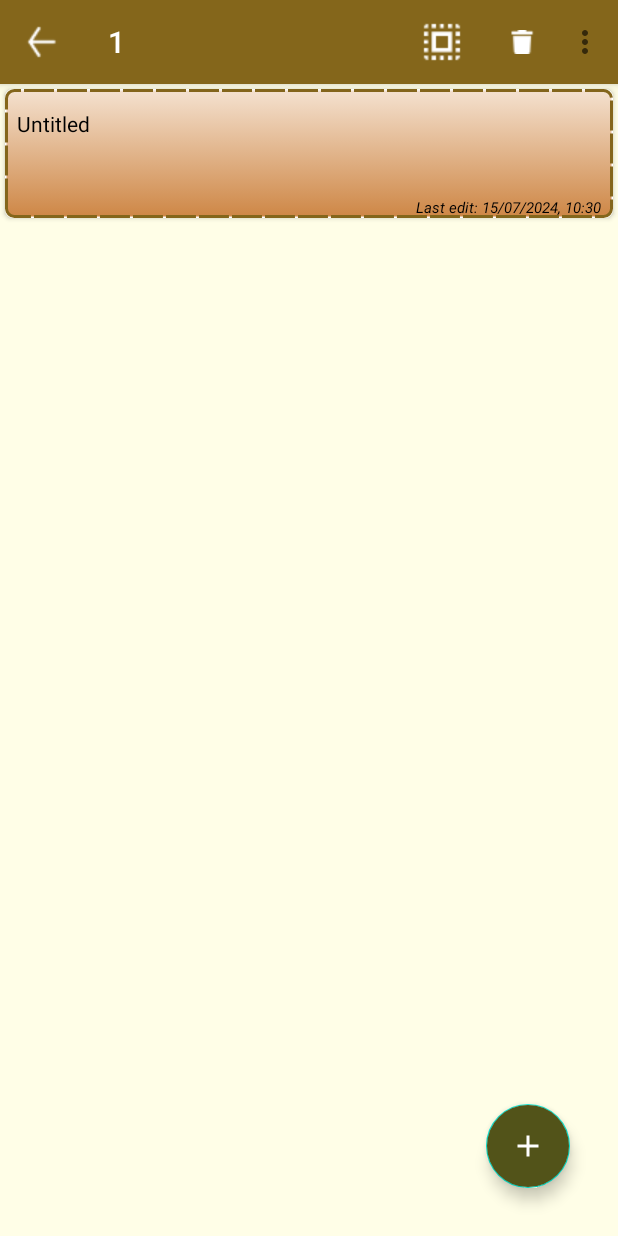
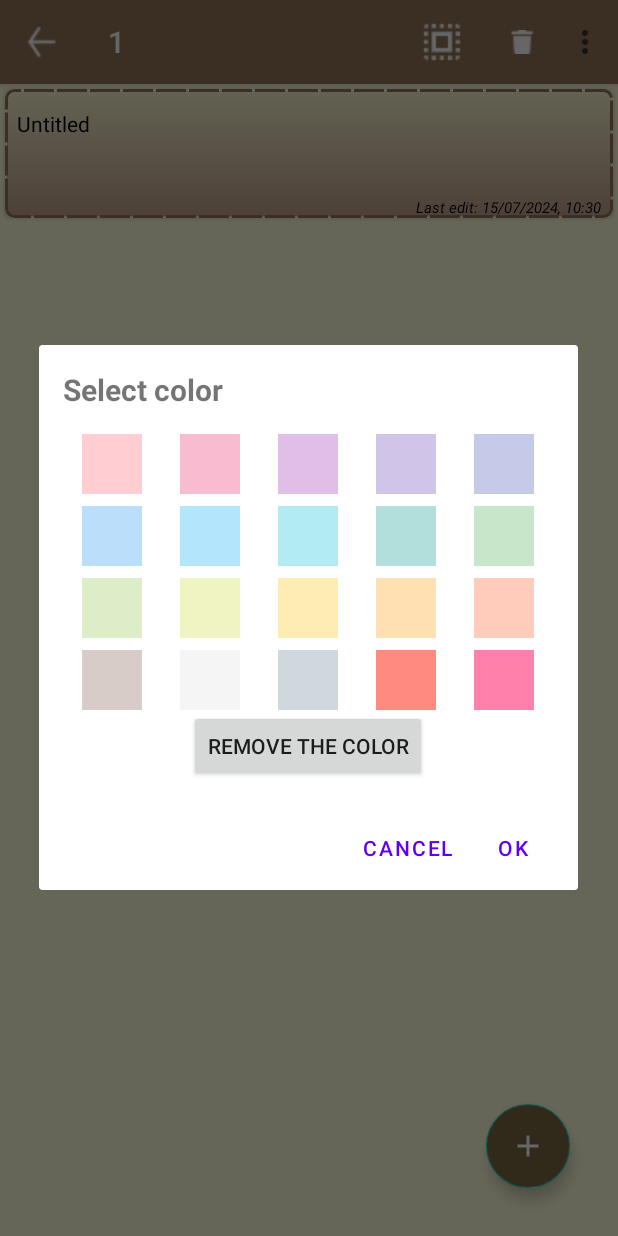
Before and after one commit to Shirone02/NoteAppNew, an Android app: the screen it shows after launch (MainActivity), in the options menu, after a tap on "Colorize", on a phone screen of 412 x 824 dp. Run offline under Robolectric (Android 15) with nearby library versions, the phone set to English and light mode, and no system bars; our stand-ins replace Room's generated code.

Commit message:
update change color dialog

```diff
--- /dev/null
+++ b/app/src/main/java/com/example/noteapp/adapter/ListColorAdapter.kt
@@ -0,0 +1,45 @@
+package com.example.noteapp.adapter
+
+import android.graphics.Color
+import android.media.Image
+import android.view.LayoutInflater
+import android.view.View
+import android.view.ViewGroup
+import android.widget.ImageView
+import androidx.recyclerview.widget.RecyclerView
+import com.example.noteapp.R
+import com.example.noteapp.listeners.OnColorClickListener
+
+class ListColorAdapter(private val listColor: List<String>, private val onColorClickListener: OnColorClickListener) : RecyclerView.Adapter<ListColorAdapter.viewholder>() {
+
+    private var selectedPosition = -1
+
+    inner class viewholder(itemView: View) : RecyclerView.ViewHolder(itemView) {
+        val imgColor: View = itemView.findViewById(R.id.imgColor)
+        val checkmark: ImageView = itemView.findViewById(R.id.checkmark_view)
+    }
+
+    override fun onCreateViewHolder(parent: ViewGroup, viewType: Int): viewholder {
+        val itemView = LayoutInflater.from(parent.context).inflate(R.layout.item_color, parent, false)
+        return viewholder(itemView)
+    }
+
+    override fun getItemCount(): Int {
+        return listColor.size
+    }
+
+    override fun onBindViewHolder(holder: viewholder, position: Int) {
+        holder.imgColor.setBackgroundColor(Color.parseColor(listColor[position]))
+        holder.checkmark.visibility = if(position == selectedPosition) View.VISIBLE else View.GONE
+
+        holder.itemView.setOnClickListener {
+            getSelectedPosition(position)
+            notifyDataSetChanged()
+            onColorClickListener.onColorClick(listColor[position])
+        }
+    }
+
+    private fun getSelectedPosition(position: Int){
+        selectedPosition = position
+    }
+}
--- a/app/src/main/java/com/example/noteapp/fragments/NotesFragment.kt
+++ b/app/src/main/java/com/example/noteapp/fragments/NotesFragment.kt
@@ -1,6 +1,7 @@
 package com.example.noteapp.fragments
 
 import android.Manifest
+import android.annotation.SuppressLint
 import android.app.Activity
 import android.content.Intent
 import android.content.pm.PackageManager
@@ -15,6 +16,8 @@ import android.view.MenuInflater
 import android.view.MenuItem
 import android.view.View
 import android.view.ViewGroup
+import android.widget.Button
+import android.widget.ImageView
 import android.widget.Toast
 import androidx.appcompat.app.AlertDialog
 import androidx.appcompat.widget.SearchView
@@ -27,14 +30,17 @@ import androidx.core.view.MenuProvider
 import androidx.drawerlayout.widget.DrawerLayout
 import androidx.fragment.app.Fragment
 import androidx.lifecycle.Lifecycle
+import androidx.recyclerview.widget.GridLayoutManager
 import androidx.recyclerview.widget.LinearLayoutManager
-import androidx.room.util.findColumnIndexBySuffix
+import androidx.recyclerview.widget.RecyclerView
 import com.example.noteapp.R
 import com.example.noteapp.activities.EditNoteActivity
 import com.example.noteapp.activities.MainActivity
 import com.example.noteapp.adapter.ListCategoryAdapter
+import com.example.noteapp.adapter.ListColorAdapter
 import com.example.noteapp.adapter.ListNoteAdapter
 import com.example.noteapp.databinding.FragmentNotesBinding
+import com.example.noteapp.listeners.OnColorClickListener
 import com.example.noteapp.listeners.OnItemClickListener
 import com.example.noteapp.models.Category
 import com.example.noteapp.models.Note
@@ -50,7 +56,8 @@ import java.util.Calendar
 import java.util.Locale
 
 
-class NotesFragment : Fragment(R.layout.fragment_notes), MenuProvider, OnQueryTextListener {
+class NotesFragment : Fragment(R.layout.fragment_notes), MenuProvider, OnQueryTextListener,
+    OnColorClickListener {
 
     private val binding: FragmentNotesBinding by lazy {
         FragmentNotesBinding.inflate(layoutInflater)
@@ -62,12 +69,20 @@ class NotesFragment : Fragment(R.layout.fragment_notes), MenuProvider, OnQueryTe
 
     private lateinit var noteAdapter: ListNoteAdapter
     private lateinit var categoryAdapter: ListCategoryAdapter
+    private lateinit var colorAdapter: ListColorAdapter
 
     private lateinit var currentList: List<Note>
 
     private lateinit var noteView: View
     private var isAlternateMenuVisible: Boolean = false
     private lateinit var categories: List<Category>
+    private var selectedColor: String? = null
+    private val colors = listOf(
+        "#FFCDD2", "#F8BBD0", "#E1BEE7", "#D1C4E9", "#C5CAE9",
+        "#BBDEFB", "#B3E5FC", "#B2EBF2", "#B2DFDB", "#C8E6C9",
+        "#DCEDC8", "#F0F4C3", "#FFECB3", "#FFE0B2", "#FFCCBC",
+        "#D7CCC8", "#F5F5F5", "#CFD8DC", "#FF8A80", "#FF80AB"
+    )
 
     companion object {
         private const val READ_FILE_REQUEST_CODE = 101
@@ -106,7 +121,7 @@ class NotesFragment : Fragment(R.layout.fragment_notes), MenuProvider, OnQueryTe
     }
 
     private fun addNote() {
-        val note = Note(0, "", "", getCurrentTime(), getCurrentTime(), false)
+        val note = Note(0, "", "", getCurrentTime(), getCurrentTime(), null, false)
         noteViewModel.addNote(note)
 
         val intent = Intent(requireContext(), EditNoteActivity::class.java)
@@ -115,6 +130,7 @@ class NotesFragment : Fragment(R.layout.fragment_notes), MenuProvider, OnQueryTe
         intent.putExtra("content", note.content)
         intent.putExtra("created", note.created)
         intent.putExtra("time", note.time)
+        intent.putExtra("color", note.color)
         startActivity(intent)
 
         Toast.makeText(requireContext(), "Add successful !!!", Toast.LENGTH_SHORT).show()
@@ -131,6 +147,7 @@ class NotesFragment : Fragment(R.layout.fragment_notes), MenuProvider, OnQueryTe
                     intent.putExtra("content", note.content)
                     intent.putExtra("created", note.created)
                     intent.putExtra("time", note.time)
+                    intent.putExtra("color", note.color)
                     startActivity(intent)
                 }
 
@@ -377,7 +394,7 @@ class NotesFragment : Fragment(R.layout.fragment_notes), MenuProvider, OnQueryTe
             }
             .setSingleChoiceItems(sortOption, selectedOption) { dialog, which ->
                 selectedOption = which
-                if(selectedOption == 4 || selectedOption == 5){
+                if (selectedOption == 4 || selectedOption == 5) {
                     noteAdapter.isCreated = true
                 } else {
                     noteAdapter.isCreated = true
@@ -465,14 +482,18 @@ class NotesFragment : Fragment(R.layout.fragment_notes), MenuProvider, OnQueryTe
     //Export note ra file txt
     private fun exportNoteToTextFile(uri: Uri) {
         var selectedNotes = noteAdapter.getSelectedItems()
-        if(selectedNotes.isEmpty()){
+        if (selectedNotes.isEmpty()) {
             selectedNotes = noteAdapter.differ.currentList.toSet()
         }
         selectedNotes.forEach { note ->
             val fileName = "${note.title}.txt"
             createFile(uri, fileName, note.content)
         }
-        Toast.makeText(requireContext(), "${selectedNotes.size} note(s) exported", Toast.LENGTH_SHORT)
+        Toast.makeText(
+            requireContext(),
+            "${selectedNotes.size} note(s) exported",
+            Toast.LENGTH_SHORT
+        )
             .show()
     }
 
@@ -499,7 +520,6 @@ class NotesFragment : Fragment(R.layout.fragment_notes), MenuProvider, OnQueryTe
     }
 
 
-
     override fun onActivityResult(requestCode: Int, resultCode: Int, data: Intent?) {
         super.onActivityResult(requestCode, resultCode, data)
 
@@ -514,13 +534,13 @@ class NotesFragment : Fragment(R.layout.fragment_notes), MenuProvider, OnQueryTe
         if (requestCode == READ_FILE_REQUEST_CODE && resultCode == Activity.RESULT_OK) {
             val selectedFile = mutableListOf<Uri>()
 
-            data?.clipData?.let{ clipData ->
+            data?.clipData?.let { clipData ->
                 //neu nguoi dung chon nhieu tep
-                for(i in 0 until clipData.itemCount){
+                for (i in 0 until clipData.itemCount) {
                     val uri = clipData.getItemAt(i).uri
                     selectedFile.add(uri)
                 }
-            }?:run {
+            } ?: run {
                 // neu nguoi dung chi chon 1 tep
                 data?.data?.let { uri ->
                     Log.d("TAG", "onActivityResult: $uri")
@@ -535,8 +555,8 @@ class NotesFragment : Fragment(R.layout.fragment_notes), MenuProvider, OnQueryTe
     }
 
     //ham xu ly tep
-    private fun handleSelectedFiles(uris: List<Uri>){
-        for(uri in uris){
+    private fun handleSelectedFiles(uris: List<Uri>) {
+        for (uri in uris) {
             val note = createNoteFromTextFile(uri)
             noteViewModel.addNote(note)
         }
@@ -548,20 +568,21 @@ class NotesFragment : Fragment(R.layout.fragment_notes), MenuProvider, OnQueryTe
         val title = getFileName(uri)
 
         //tao note moi
-        val note = Note(0, title!!, content, getCurrentTime(), getCurrentTime(), false)
+        val note = Note(0, title!!, content, getCurrentTime(), getCurrentTime(), null, false)
         return note
     }
 
     //lay ten tep
-    private fun getFileName(uri: Uri):String? {
+    private fun getFileName(uri: Uri): String? {
         val contentResolver = requireContext().contentResolver
         var fileTxtName: String? = null
 
-        val cursor = contentResolver.query(uri, null,null,null,null)
+        val cursor = contentResolver.query(uri, null, null, null, null)
         cursor?.use {
-            if(it.moveToFirst()){
+            if (it.moveToFirst()) {
                 val displayNameIndex = it.getColumnIndex(OpenableColumns.DISPLAY_NAME)
-                val fileName = if (displayNameIndex != -1) it.getString(displayNameIndex) else "Unknown"
+                val fileName =
+                    if (displayNameIndex != -1) it.getString(displayNameIndex) else "Unknown"
                 fileTxtName = fileName
             }
         }
@@ -598,6 +619,67 @@ class NotesFragment : Fragment(R.layout.fragment_notes), MenuProvider, OnQueryTe
             putExtra(Intent.EXTRA_ALLOW_MULTIPLE, true)
         }
         startActivityForResult(intent, READ_FILE_REQUEST_CODE)
+    }
+
+    //thay doi mau cua note
+    @SuppressLint("InflateParams")
+    private fun showColorPickerDialog() {
+        val dialogView = layoutInflater.inflate(R.layout.dialog_colorize, null)
+        val recyclerView = dialogView.findViewById<RecyclerView>(R.id.rcvColor)
+        val removeColor = dialogView.findViewById<Button>(R.id.removeColorBtn)
+        var isRemove = false
+
+        recyclerView.layoutManager = GridLayoutManager(context, 5)
+        colorAdapter = ListColorAdapter(colors, this)
+        recyclerView.adapter = colorAdapter
+
+        removeColor.setOnClickListener {
+            isRemove = true
+        }
+
+        val builder = AlertDialog.Builder(requireContext())
+            .setView(dialogView)
+            .setNegativeButton("CANCEL") { dialog, _ ->
+                dialog.dismiss()
+            }.setPositiveButton("OK") { dialog, which ->
+                if (isRemove) selectedColor = null
+                handleOkButtonClick()
+                dialog.dismiss()
+            }
+
+        builder.create().show()
+
+    }
+
+    @SuppressLint("NotifyDataSetChanged")
+    private fun handleOkButtonClick() {
+        val selectedNotes = noteAdapter.getSelectedItems()
+
+        selectedColor.let { color ->
+            if (selectedColor.isNullOrEmpty()) {
+                selectedNotes.forEach { note ->
+                    note.color = color
+                    Log.d("TAG", "handleOkButtonClick: ${note.color}")
+                    noteViewModel.updateNote(note)
+                }
+            } else {
+                selectedNotes.forEach { note ->
+                    note.color = color
+                    Log.d("TAG", "handleOkButtonClick: ${note.color}")
+                    noteViewModel.updateNote(note)
+                }
+            }
+        }
+
+        noteAdapter.notifyDataSetChanged()
+        isAlternateMenuVisible = !isAlternateMenuVisible
+        changeDrawerNavigationIcon()
+        requireActivity().invalidateOptionsMenu()
+        updateSelectedCount()
+    }
+
+    override fun onColorClick(color: String) {
+        selectedColor = color
     }
 
     override fun onCreateMenu(menu: Menu, menuInflater: MenuInflater) {
@@ -653,6 +735,11 @@ class NotesFragment : Fragment(R.layout.fragment_notes), MenuProvider, OnQueryTe
                 true
             }
 
+            R.id.Colorize -> {
+                showColorPickerDialog()
+                true
+            }
+
             else -> {
                 false
             }
--- a/app/src/main/java/com/example/noteapp/fragments/UncategorizedFragment.kt
+++ b/app/src/main/java/com/example/noteapp/fragments/UncategorizedFragment.kt
@@ -105,7 +105,7 @@ class UncategorizedFragment : Fragment(R.layout.fragment_uncategorized), MenuPro
 
     //thêm note
     private fun addNote() {
-        val note = Note(0, "", "", getCurrentTime(), getCurrentTime(), false)
+        val note = Note(0, "", "", getCurrentTime(), getCurrentTime(), null, false)
         noteViewModel.addNote(note)
 
         val intent = Intent(context, EditNoteActivity::class.java)
@@ -488,7 +488,7 @@ class UncategorizedFragment : Fragment(R.layout.fragment_uncategorized), MenuPro
         val title = getFileName(uri)
 
         //tao note moi
-        val note = Note(0, title!!, content, getCurrentTime(), getCurrentTime(), false)
+        val note = Note(0, title!!, content, getCurrentTime(), getCurrentTime(), null, false)
         return note
     }
 
--- /dev/null
+++ b/app/src/main/java/com/example/noteapp/listeners/OnColorClickListener.kt
@@ -0,0 +1,5 @@
+package com.example.noteapp.listeners
+
+interface OnColorClickListener {
+    fun onColorClick(color: String)
+}
--- a/app/src/main/java/com/example/noteapp/models/Note.kt
+++ b/app/src/main/java/com/example/noteapp/models/Note.kt
@@ -18,6 +18,8 @@ data class Note(
     val time: String,
     @ColumnInfo(name = "created")
     val created: String,
+    @ColumnInfo(name = "color")
+    var color: String? = null,
     @ColumnInfo(name = "isInTrash")
     var isInTrash: Boolean = false,
 )
--- a/app/src/main/res/drawable/bg_item.xml
+++ b/app/src/main/res/drawable/bg_item.xml
@@ -2,8 +2,8 @@
 <selector xmlns:android="http://schemas.android.com/apk/res/android">
     <item android:state_selected="true">
         <shape android:shape="rectangle">
-            <gradient android:startColor="#F4E1CF"
-                android:endColor="#CE8746"
+            <gradient android:startColor="#FAF6D1"
+                android:endColor="#C0A28C"
                 android:angle="270"/>
             <corners android:radius="5dp" />
             <stroke android:width="2dp" android:color="@color/brown" android:dashWidth="20dp" android:dashGap="2dp"/>
--- /dev/null
+++ b/app/src/main/res/layout/dialog_colorize.xml
@@ -0,0 +1,32 @@
+<?xml version="1.0" encoding="utf-8"?>
+<!-- res/layout/dialog_color_picker.xml -->
+<LinearLayout xmlns:android="http://schemas.android.com/apk/res/android"
+    android:layout_width="match_parent"
+    android:layout_height="wrap_content"
+    xmlns:tools="http://schemas.android.com/tools"
+    android:orientation="vertical"
+    xmlns:app="http://schemas.android.com/apk/res-auto"
+    android:padding="16dp">
+
+    <TextView
+        android:layout_width="wrap_content"
+        android:layout_height="wrap_content"
+        android:text="Select color"
+        android:textStyle="bold"
+        android:textSize="20sp"/>
+
+    <androidx.recyclerview.widget.RecyclerView
+        android:id="@+id/rcvColor"
+        android:layout_width="match_parent"
+        android:layout_height="wrap_content"
+        android:layout_marginTop="8dp"
+        tools:listitem="@layout/item_color"/>
+
+    <androidx.appcompat.widget.AppCompatButton
+        android:id="@+id/removeColorBtn"
+        android:layout_width="wrap_content"
+        android:layout_height="wrap_content"
+        android:text="REMOVE THE COLOR"
+        android:layout_gravity="center"/>
+
+</LinearLayout>
--- /dev/null
+++ b/app/src/main/res/layout/item_color.xml
@@ -0,0 +1,24 @@
+<?xml version="1.0" encoding="utf-8"?>
+<FrameLayout xmlns:android="http://schemas.android.com/apk/res/android"
+    xmlns:app="http://schemas.android.com/apk/res-auto"
+    xmlns:tools="http://schemas.android.com/tools"
+    android:layout_width="match_parent"
+    android:layout_height="wrap_content"
+    android:layout_marginTop="8dp">
+    <View
+        android:id="@+id/imgColor"
+        android:layout_width="40dp"
+        android:layout_height="40dp"
+        android:layout_gravity="center"
+        android:background="@color/yellow"
+        android:padding="12dp" />
+
+    <ImageView
+        android:id="@+id/checkmark_view"
+        android:layout_width="wrap_content"
+        android:layout_height="wrap_content"
+        android:layout_gravity="center"
+        android:src="@drawable/ic_checkmark"
+        android:visibility="gone"/>
+
+</FrameLayout>
--- a/app/src/main/res/layout/item_note.xml
+++ b/app/src/main/res/layout/item_note.xml
@@ -13,6 +13,7 @@
         app:cardCornerRadius="5dp">
 
         <LinearLayout
+            android:id="@+id/noteLayout"
             android:layout_width="match_parent"
             android:layout_height="wrap_content"
             android:orientation="vertical"
--- a/app/src/main/res/values/colors.xml
+++ b/app/src/main/res/values/colors.xml
@@ -5,8 +5,8 @@
     <color name="gray"> #D3D3D3</color>
     <color name="darkYellow">#F4F2BD</color>
     <color name="yellow">#FAF9D5</color>
-    <color name="lightYellow">#66FFFDC3</color>
-    <color name="brown">#84661B</color>
+    <color name="lightYellow">#FFFFDE</color>
+    <color name="brown">#947757</color>
     <color name="red">#A0312A</color>
-    <color name="green">#525319</color>
+    <color name="green">#7B6945</color>
 </resources>
```
Also changed, not shown: app/src/main/java/com/example/noteapp/activities/EditNoteActivity.kt (+5 -11 lines), app/src/main/java/com/example/noteapp/adapter/ListNoteAdapter.kt (+19 -4 lines), app/src/main/res/drawable/ic_checkmark.png (added).
